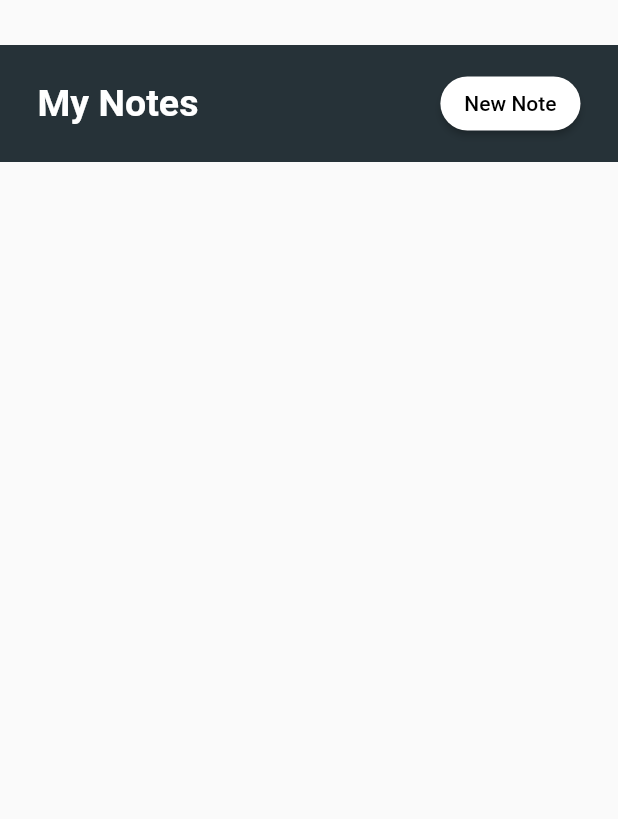
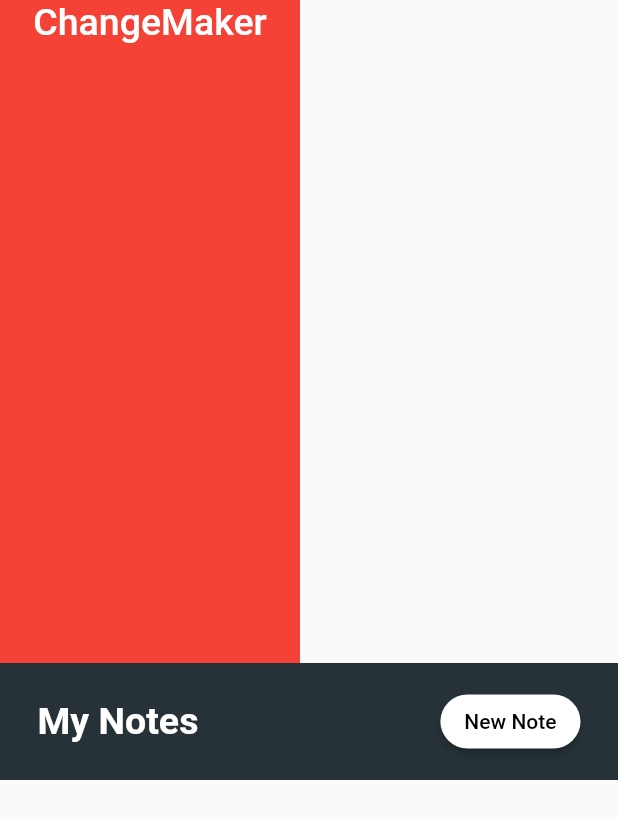
Before and after one commit to RenatoFloresV/notes, a Flutter app: the screen it shows after launch, on a phone screen of 412 x 824 dp. Shown: the top 819 px of the screen. Run offline on Flutter 3.47's test engine with Material 2 defaults, Android fonts, the phone set to English and light mode, and no system bars; our stand-ins replace sqflite; accounts and stored records are empty.

```diff
--- a/lib/main.dart
+++ b/lib/main.dart
@@ -1,4 +1,6 @@
 import 'package:flutter/material.dart';
+import 'package:notes_app/screens/home.dart';
+
 import 'package:notes_app/screens/todo_list_screen.dart';
 
 void main() {
--- a/lib/screens/todo_list_screen.dart
+++ b/lib/screens/todo_list_screen.dart
@@ -24,11 +24,12 @@ class _TodoListScreenState extends State<TodoListScreen> {
   }
 
   Widget _buildNote(Note note) {
-    return Padding(
-        padding: EdgeInsets.symmetric(horizontal: 25.0),
+    return Container(
+        padding: EdgeInsets.symmetric(horizontal: 20.0),
         child: Container(
-            decoration:
-                BoxDecoration(border: Border(bottom: BorderSide(color: Theme.of(context).dividerColor))),
+            decoration: BoxDecoration(
+                border: Border(
+                    bottom: BorderSide(color: Theme.of(context).dividerColor))),
             child: ListTile(
               title: Text(
                 note.title,
@@ -57,7 +58,27 @@ class _TodoListScreenState extends State<TodoListScreen> {
   @override
   Widget build(BuildContext context) {
     return Scaffold(
-        body: FutureBuilder(
+        body: Stack(
+          children: [
+      Column(
+          children: [
+        Container(
+          color: Colors.red,
+          height: 500,
+          width: 200,
+          child: Text(
+            'ChangeMaker',
+            style: TextStyle(
+                fontSize: 25, fontWeight: FontWeight.w500, color: Colors.white),
+            textAlign: TextAlign.center,
+          ),
+        ),
+      ]),
+      DraggableScrollableSheet(
+          maxChildSize: 1.0,
+          minChildSize: 0.5,
+          builder: (BuildContext context, ScrollController scrollController) {
+            return FutureBuilder(
                 future: _noteList,
                 builder: (context, snapshot) {
                   if (!snapshot.hasData) {
@@ -72,6 +93,7 @@ class _TodoListScreenState extends State<TodoListScreen> {
                   //.length;
 
                   return ListView.builder(
+                    controller: scrollController,
                     padding: EdgeInsets.symmetric(vertical: 30.0),
                     itemCount: 1 + snapshot.data.length,
                     itemBuilder: (BuildContext context, int index) {
@@ -104,8 +126,8 @@ class _TodoListScreenState extends State<TodoListScreen> {
                               },
                               color: Colors.white,
                               textColor: Colors.black,
-                          child:
-                              Text('New Note', style: TextStyle(fontSize: 14)),
+                              child: Text('New Note',
+                                  style: TextStyle(fontSize: 14)),
                             ),
 
                             //SizedBox(height: 10.0),
@@ -113,9 +135,12 @@ class _TodoListScreenState extends State<TodoListScreen> {
                           ]),
                         );
                       }
-                  return (_buildNote(snapshot.data[index - 1]));
+                      return Container(
+                          child: (_buildNote(snapshot.data[index - 1])));
                     },
                   );
-            }));
+                });
+          }),
+    ]));
   }
 }
--- a/pubspec.yaml
+++ b/pubspec.yaml
@@ -55,6 +55,8 @@ flutter:
 
   # An image asset can refer to one or more resolution-specific "variants", see
   # https://flutter.dev/assets-and-images/#resolution-aware.
+  assets:
+    - lib/assets/home.jpg
 
   # For details regarding adding assets from package dependencies, see
   # https://flutter.dev/assets-and-images/#from-packages
```
Also changed, not shown: lib/screens/home.dart (added, +32 -0 lines), lib/assets/home.jpg (added). Lines whose indentation alone changed are shown as unchanged.
